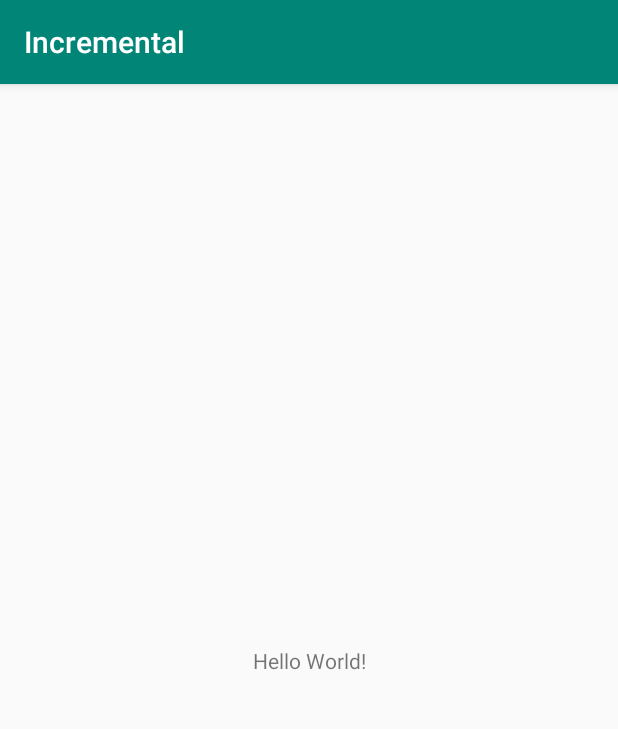
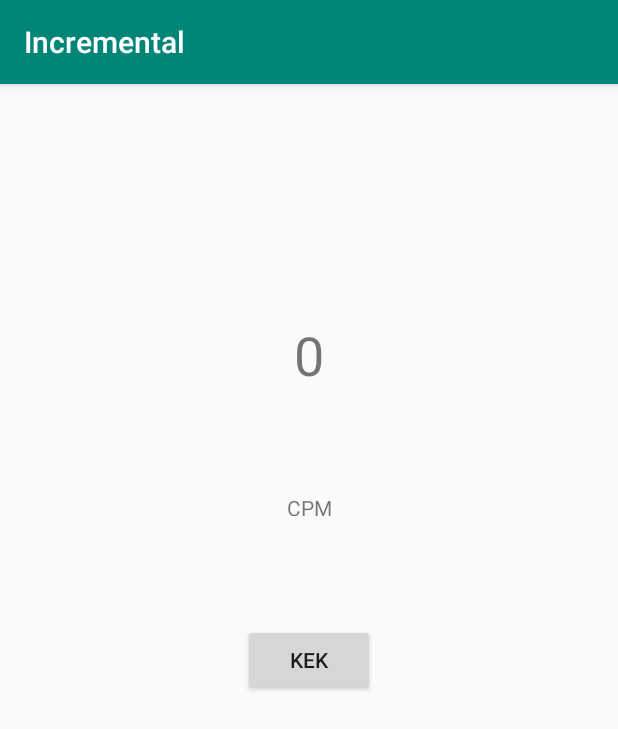
Before and after one commit to Guttulsrud/kotlin-incremental-game, an Android app: the screen it shows after launch (MainActivity), on a phone screen of 412 x 824 dp. Shown: the top 729 px of the screen. Run offline under Robolectric (Android 15) with nearby library versions, the light colour scheme and no system bars.

Commit message:
Initial setup

```diff
--- a/app/src/main/java/com/example/incremental/MainActivity.kt
+++ b/app/src/main/java/com/example/incremental/MainActivity.kt
@@ -2,11 +2,21 @@ package com.example.incremental
 
 import androidx.appcompat.app.AppCompatActivity
 import android.os.Bundle
+import kotlinx.android.synthetic.main.activity_main.*
 
 class MainActivity : AppCompatActivity() {
+
+    var counter = 0
 
     override fun onCreate(savedInstanceState: Bundle?) {
         super.onCreate(savedInstanceState)
         setContentView(R.layout.activity_main)
+
+
+        textView.text = "0"
+        button.setOnClickListener {
+            counter++
+            textView.text = counter.toString()
+        }
     }
 }
--- a/app/src/main/res/layout/activity_main.xml
+++ b/app/src/main/res/layout/activity_main.xml
@@ -6,13 +6,35 @@
     android:layout_height="match_parent"
     tools:context=".MainActivity">
 
-    <TextView
+    <Button
+        android:id="@+id/button"
         android:layout_width="wrap_content"
         android:layout_height="wrap_content"
-        android:text="Hello World!"
+        android:text="kek"
         app:layout_constraintBottom_toBottomOf="parent"
-        app:layout_constraintLeft_toLeftOf="parent"
-        app:layout_constraintRight_toRightOf="parent"
+        app:layout_constraintEnd_toEndOf="parent"
+        app:layout_constraintStart_toStartOf="parent"
         app:layout_constraintTop_toTopOf="parent" />
 
+    <TextView
+        android:id="@+id/textView"
+        android:layout_width="wrap_content"
+        android:layout_height="wrap_content"
+        android:text="@string/cookies"
+        android:textSize="36sp"
+        app:layout_constraintBottom_toTopOf="@+id/button"
+        app:layout_constraintEnd_toEndOf="parent"
+        app:layout_constraintStart_toStartOf="parent"
+        app:layout_constraintTop_toTopOf="parent" />
+
+    <TextView
+        android:id="@+id/textView2"
+        android:layout_width="wrap_content"
+        android:layout_height="wrap_content"
+        android:text="@string/cpm"
+        android:textSize="14sp"
+        app:layout_constraintBottom_toTopOf="@+id/button"
+        app:layout_constraintEnd_toEndOf="parent"
+        app:layout_constraintStart_toStartOf="parent"
+        app:layout_constraintTop_toBottomOf="@+id/textView" />
 </androidx.constraintlayout.widget.ConstraintLayout>
--- a/app/src/main/res/values/strings.xml
+++ b/app/src/main/res/values/strings.xml
@@ -1,3 +1,5 @@
 <resources>
     <string name="app_name">Incremental</string>
+    <string name="cookies">Cookies</string>
+    <string name="cpm">CPM</string>
 </resources>
```
